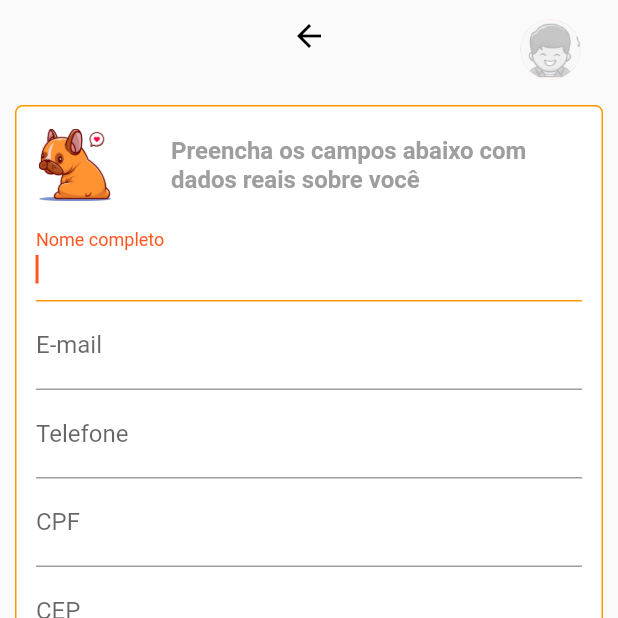
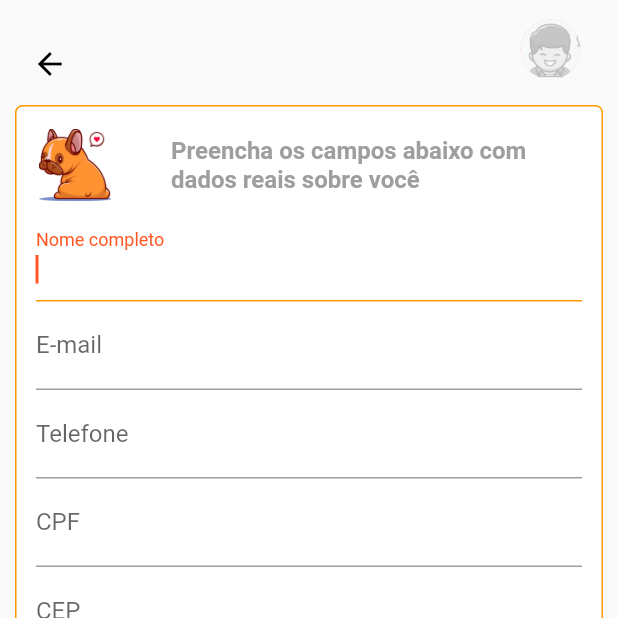
Before and after one commit to FIAP-Adotappet/adotappet-mobile, a Flutter app: the CadastroUser screen opened directly, on a phone screen of 412 x 824 dp, the top half of it. Run offline on Flutter 3.47's test engine with Material 2 defaults, Android fonts, the light colour scheme and no system bars; our stand-ins replace google_fonts, jiffy; network calls fail; Roboto replaces fonts that are missing (Dosis).

Commit message:
Corrige a posição do botão voltar

```diff
--- a/lib/widgets/custom_app_bar.dart
+++ b/lib/widgets/custom_app_bar.dart
@@ -19,7 +19,12 @@ class CustomAppBar extends StatelessWidget with PreferredSizeWidget {
       centerTitle: true,
       backgroundColor: Colors.transparent,
       automaticallyImplyLeading: false,
-      flexibleSpace: isHome ? AdotappetIcon() : BackButton(color: Colors.black),
+      flexibleSpace: isHome
+          ? AdotappetIcon()
+          : Container(
+              alignment: Alignment(-0.95, 0),
+              margin: const EdgeInsets.only(top: 20.0),
+              child: BackButton(color: Colors.black)),
       actions: [
         Container(
           margin: const EdgeInsets.only(top: 10.0, right: 25, left: 0),
```
